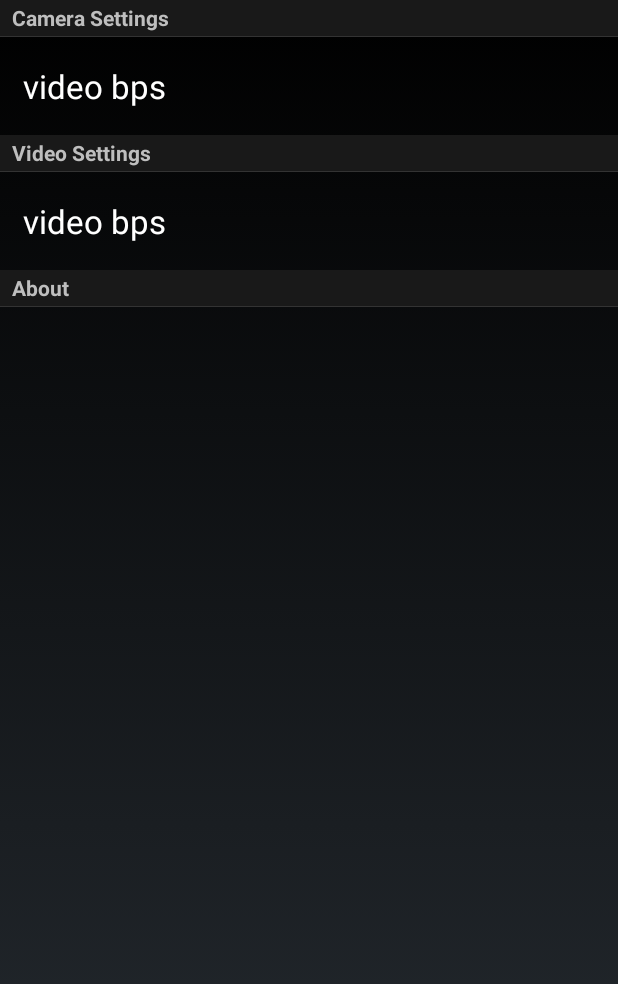
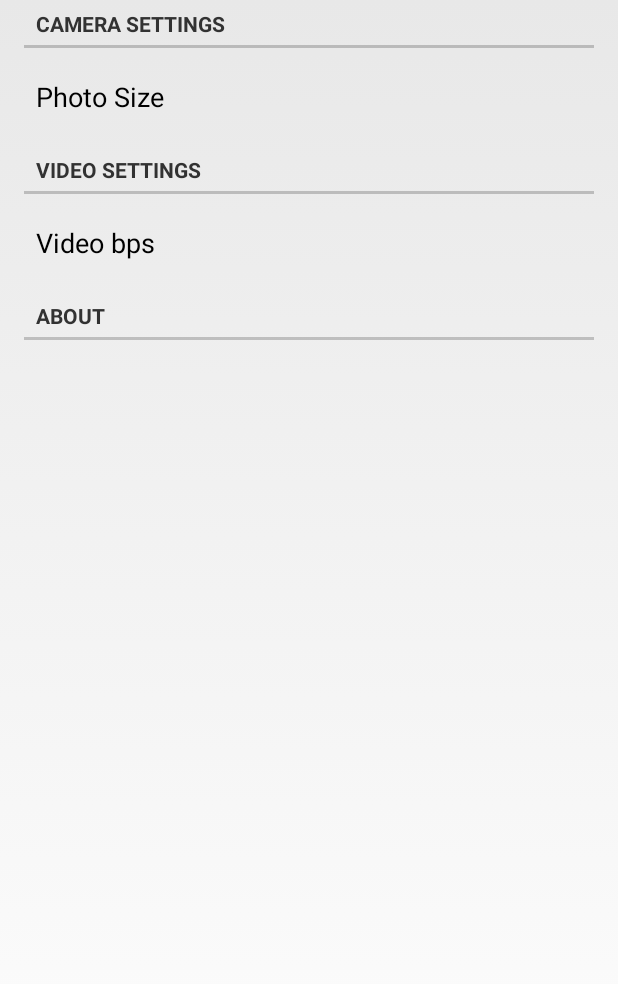
Before and after one commit to ZhengGuozhen/CameraD90, an Android app: the screen it shows after launch (SettingsActivity), after a tap on "8M", on a phone screen of 412 x 824 dp. Shown: the top 984 px of the screen. Run offline under Robolectric (Android 15) with nearby library versions, the phone set to English and light mode, and no system bars; 2 statements that could not run were skipped.

Commit message:
camera photo size, video bps
work settings: camera photo size, video bps

```diff
--- a/app/src/main/AndroidManifest.xml
+++ b/app/src/main/AndroidManifest.xml
@@ -14,7 +14,7 @@
         android:allowBackup="true"
         android:icon="@drawable/ic_launcher"
         android:label="@string/app_name"
-        android:theme="@android:style/Theme.NoTitleBar.Fullscreen" >
+        android:theme="@android:style/Theme.Holo.Light.NoActionBar.Fullscreen" >
         <activity
             android:name=".MyActivity"
             android:label="@string/app_name" >
--- a/app/src/main/java/com/example/zgz/camerad90/MyActivity.java
+++ b/app/src/main/java/com/example/zgz/camerad90/MyActivity.java
@@ -96,6 +96,7 @@ public class MyActivity extends Activity
     private float previewMaxY = 1440;
     private int previewSizeX = 640;
     private int previewSizeY = 480;
+    private int VideoBitRate = 8000000;
     private final String TAG = MyActivity.class.getSimpleName();
     private Camera mCamera;
     private Camera.AutoFocusCallback myAutoFocusCallback = null;
@@ -730,6 +731,7 @@ public class MyActivity extends Activity
         mDrawerLayout.closeDrawers();
 
         resumeCamera();
+        setDefaultCamera();
 
         //resume后相机初始化了，ui没有，需要想ui恢复到与camera对应值
         Camera.Parameters params = mCamera.getParameters();
@@ -779,6 +781,29 @@ public class MyActivity extends Activity
         }
     }
 
+    private void setDefaultCamera(){
+        Camera.Parameters params = mCamera.getParameters();
+        //默认previewSize为640*480
+        params.setPreviewSize(previewSizeX, previewSizeY);
+        params.setFocusMode(Camera.Parameters.FOCUS_MODE_AUTO);
+
+        String photo_size=mSharedPreferences.getString("photo_size","800");
+        if(photo_size.equals("2070")){
+            params.setPictureSize(5248, 3936);
+        }else if(photo_size.equals("800")){
+            params.setPictureSize(3264, 2448);
+        }else if(photo_size.equals("300")){
+            params.setPictureSize(2048, 1536);
+        }
+
+        String video_bps=mSharedPreferences.getString("video_bps","8000000");
+        VideoBitRate=Integer.parseInt(video_bps);
+
+        mCamera.setParameters(params);
+        setFocusArea(previewMaxX / 2, previewMaxY / 2, focusSize);
+
+    }
+
     /**
      * A safe way to get an instance of the Camera object.
      */
@@ -813,14 +838,6 @@ public class MyActivity extends Activity
 
         public void surfaceCreated(SurfaceHolder holder) {
             // The Surface has been created, now tell the camera where to draw the preview.
-
-            Camera.Parameters params = mCamera.getParameters();
-            //默认previewSize为640*480
-            params.setPreviewSize(previewSizeX, previewSizeY);
-            params.setFocusMode(Camera.Parameters.FOCUS_MODE_AUTO);
-            mCamera.setParameters(params);
-            setFocusArea(previewMaxX / 2, previewMaxY / 2, focusSize);
-
             try {
                 mCamera.setPreviewDisplay(holder);
                 mCamera.setDisplayOrientation(90);
@@ -1450,7 +1467,7 @@ public class MyActivity extends Activity
         mMediaRecorder.setAudioEncoder(MediaRecorder.AudioEncoder.DEFAULT);
         mMediaRecorder.setVideoEncoder(MediaRecorder.VideoEncoder.H264);
         mMediaRecorder.setVideoSize(1920,1080);
-        mMediaRecorder.setVideoEncodingBitRate(8000000);
+        mMediaRecorder.setVideoEncodingBitRate(VideoBitRate);
         //设定帧率无效
 //        mMediaRecorder.setVideoFrameRate(24);
 
--- a/app/src/main/res/values/array.xml
+++ b/app/src/main/res/values/array.xml
@@ -2,16 +2,16 @@
 <resources>
 
     <string-array name="video_bps_key">
-        <item>1000 kbps</item>
         <item>2000 kbps</item>
         <item>4000 kbps</item>
         <item>8000 kbps</item>
+        <item>16000 kbps</item>
     </string-array>
     <string-array name="video_bps_value">
-        <item>1000000</item>
         <item>2000000</item>
         <item>4000000</item>
         <item>8000000</item>
+        <item>16000000</item>
     </string-array>
 
     <string-array name="photo_size_key">
--- a/app/src/main/res/xml/settings.xml
+++ b/app/src/main/res/xml/settings.xml
@@ -4,22 +4,22 @@
     android:title="Settings">
     <PreferenceCategory android:title="Camera Settings">
         <ListPreference
-            android:dialogTitle="Choose photo size"
+            android:dialogTitle="Choose Photo Size"
             android:entries="@array/photo_size_key"
             android:entryValues="@array/photo_size_value"
             android:key="photo_size"
-            android:title="video bps">
+            android:title="Photo Size">
             </ListPreference>
 
     </PreferenceCategory>
 
     <PreferenceCategory android:title="Video Settings">
         <ListPreference
-            android:dialogTitle="Choose video bps"
+            android:dialogTitle="Choose Video bps"
             android:entries="@array/video_bps_key"
             android:entryValues="@array/video_bps_value"
             android:key="video_bps"
-            android:title="video bps">
+            android:title="Video bps">
             </ListPreference>
 
     </PreferenceCategory>
```
Also changed, not shown: 59 other files.
